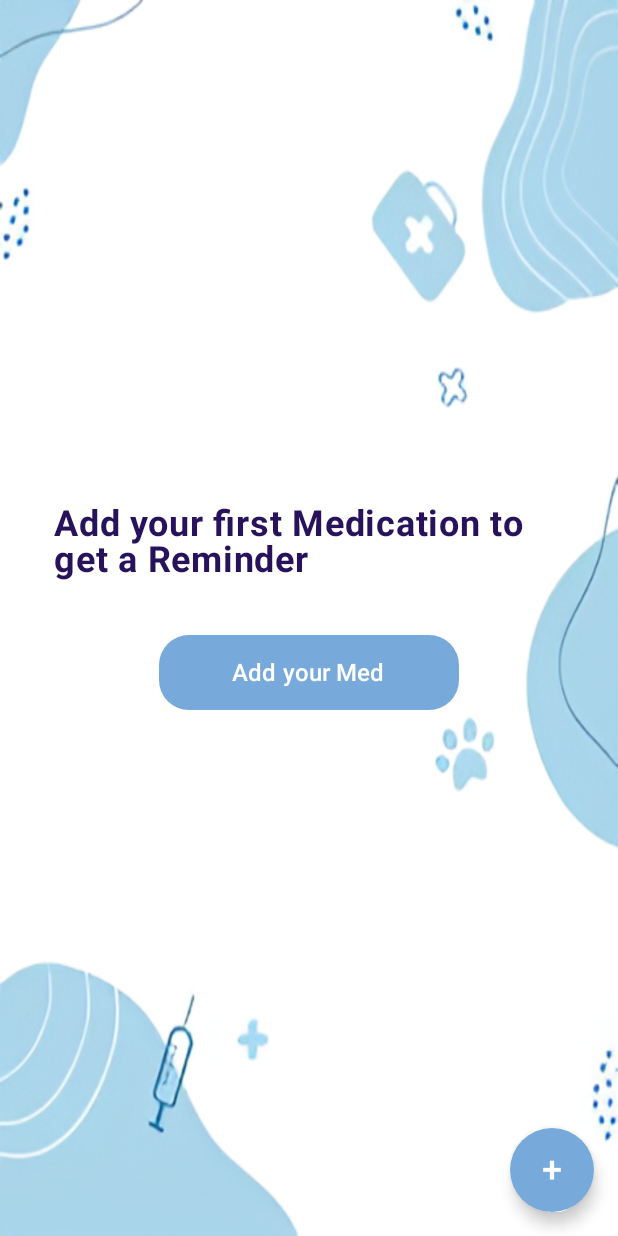
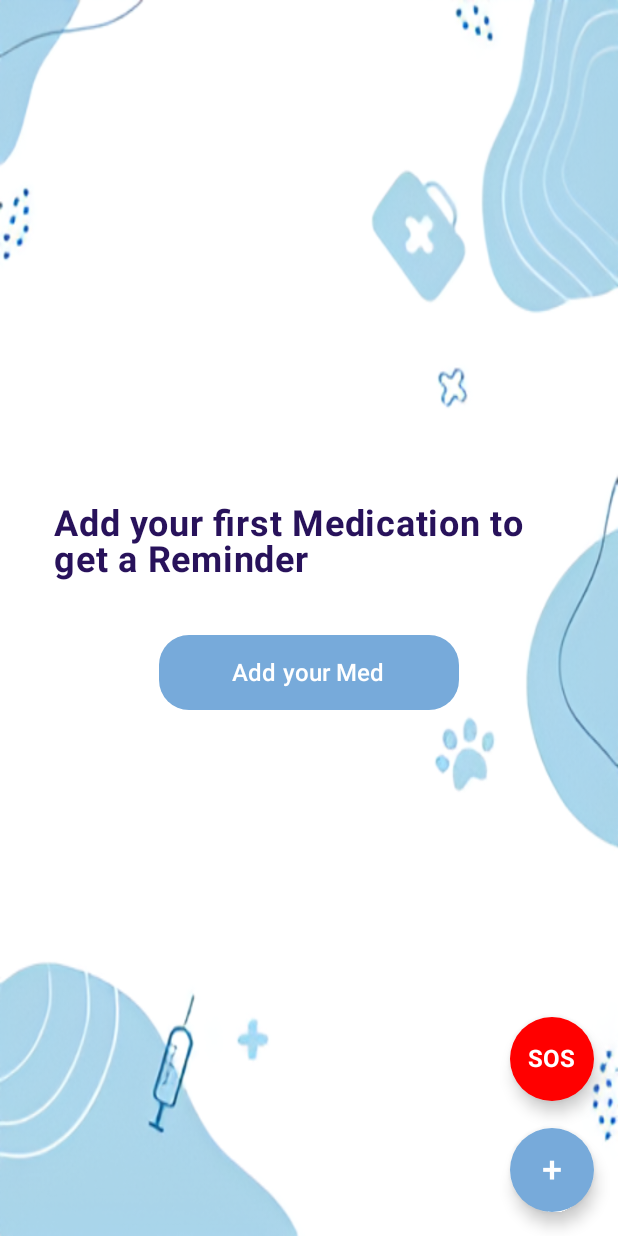
Before and after one commit to abdo1salah/medical_reiminder, an Android app built with Jetpack Compose: the MainScreen screen opened through its navigation route, on a phone screen of 412 x 824 dp. Run offline under Robolectric (Android 15) with nearby library versions, the phone set to English and light mode, and no system bars; our stand-ins replace Firebase (no records; nobody signed in at launch, a user with empty details on screens opened directly), Room's generated code; libraries missing offline, so code that uses them is left out: com.google.mlkit.vision.

Commit message:
sos button

```diff
--- a/app/src/main/java/com/example/medicalreiminder/presentation/MainScreen.kt
+++ b/app/src/main/java/com/example/medicalreiminder/presentation/MainScreen.kt
@@ -32,6 +32,27 @@ import com.example.medicalreiminder.R
 import com.example.medicalreiminder.cancelAlarm
 import com.example.medicalreiminder.viewModels.AuthenticationViewModel
 import com.example.medicalreiminder.viewModels.ReminderViewModel
+import android.content.ActivityNotFoundException
+import android.content.Context
+import android.content.Intent
+import android.net.Uri
+import android.widget.Toast
+
+fun sendEmergencyMessage(context: Context) {
+    val message = "Emergency! I need help. Here's my location: https://maps.google.com/?q=37.4219983,-122.084" // sample location
+
+    val smsIntent = Intent(Intent.ACTION_VIEW).apply {
+        data = Uri.parse("sms:")
+        putExtra("sms_body", message)
+    }
+
+    try {
+        context.startActivity(smsIntent)
+    } catch (e: ActivityNotFoundException) {
+        Toast.makeText(context, "No messaging app found", Toast.LENGTH_SHORT).show()
+    }
+}
+
 
 @Composable
 fun MainScreen(
@@ -110,6 +131,18 @@ fun MainScreen(
             }
         }
         FloatingActionButton(
+            onClick = { sendEmergencyMessage(context) },
+            modifier = Modifier
+                .align(Alignment.BottomEnd)
+                .padding(end = 16.dp, bottom = 90.dp), // 90 to leave space above the "+"
+            shape = CircleShape,
+            containerColor = Color.Red
+        ) {
+            Text("SOS", fontSize = 16.sp, color = Color.White, fontWeight = FontWeight.Bold)
+        }
+
+
+        FloatingActionButton(
             onClick = { onAddMed("", 0L, 0L, "") },
             modifier = Modifier
                 .align(Alignment.BottomEnd)
```
